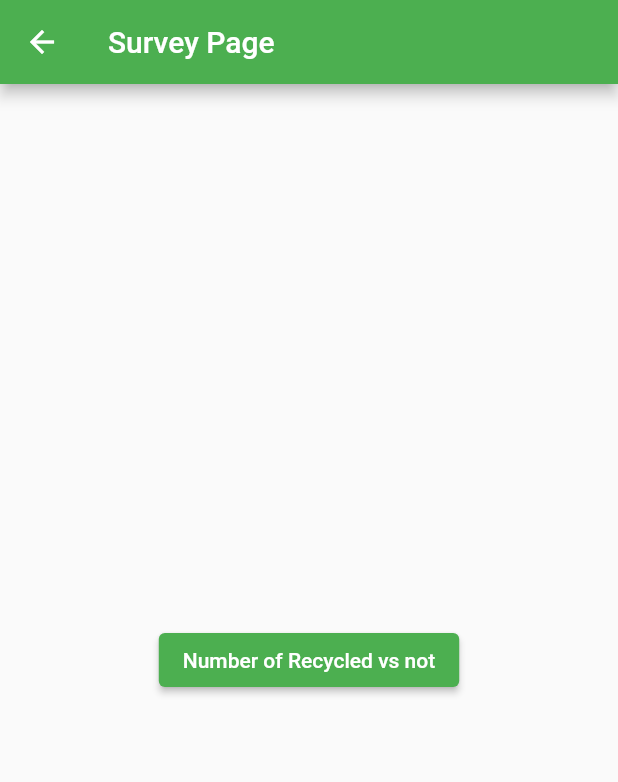
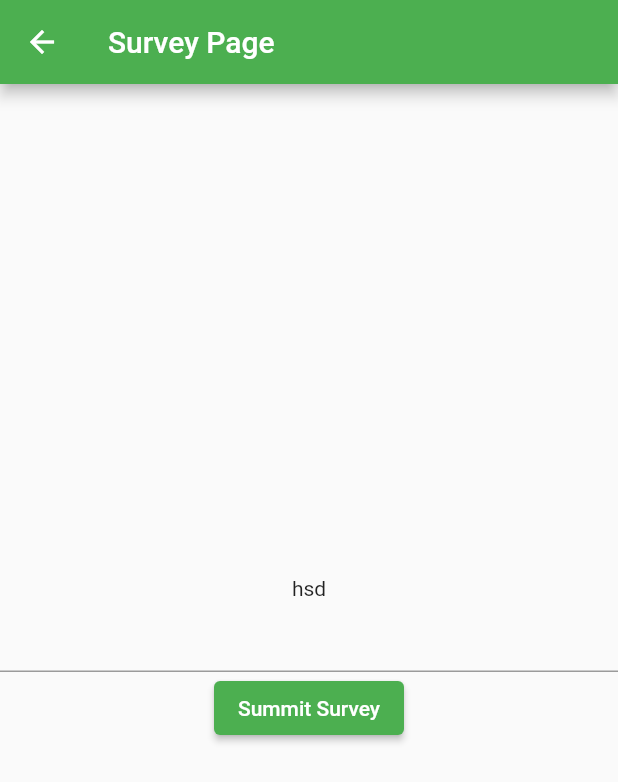
Before and after one commit to ekam-g/montyHacks2022, a Flutter app: the screen it shows after launch, after a tap on "Take Survey", on a phone screen of 412 x 824 dp. Shown: the top 782 px of the screen. Run offline on Flutter 3.47's test engine with Material 2 defaults, Android fonts, the phone set to English and light mode, and no system bars; our stand-ins replace cloud_firestore, firebase_core; accounts and stored records are empty.

Commit message:
asdgasdgafasdf
sfadfasdf

```diff
--- a/lib/screens/Homepage.dart
+++ b/lib/screens/Homepage.dart
@@ -21,32 +21,47 @@ class _MyHomePageState extends State<MyHomePage> {
           mainAxisAlignment: MainAxisAlignment.center,
           children: <Widget>[
             const Spacer(),
-            ElevatedButton(
+            Expanded(
+              flex: 2,
+              child: SizedBox(
+                width: 200,
+                child: ElevatedButton(
                     onPressed: () {
                       Navigator.push(
                         context,
-                    MaterialPageRoute(builder: (context) => const display()),
+                        MaterialPageRoute(
+                            builder: (context) => const display()),
                       );
                     },
                     child: const Text('Number of Recycled vs not')),
+              ),
+            ),
             const Spacer(),
-            ElevatedButton(
+            Expanded(
+              flex: 2,
+              child: SizedBox(
+                width: 200,
+                child: ElevatedButton(
                     onPressed: () {
                       Navigator.push(
                         context,
-                    MaterialPageRoute(builder: (context) => const peopleadd()),
+                        MaterialPageRoute(
+                            builder: (context) => const peopleadd()),
                       );
                     },
                     child: const Text('Take Survey')),
+              ),
+            ),
             const Spacer(),
           ],
         ),
       ),
-      floatingActionButton: const FloatingActionButton(
-        onPressed: null,
-        tooltip: 'Increment',
-        child: Icon(Icons.add),
-      ),
+      //add if you want to add a floating action button
+      // floatingActionButton: const FloatingActionButton(
+      //   onPressed: null,
+      //   tooltip: 'Increment',
+      //   child: Icon(Icons.add),
+      // ),
     );
   }
 }
--- a/lib/screens/datadispaypage.dart
+++ b/lib/screens/datadispaypage.dart
@@ -69,7 +69,6 @@ class _display extends State<display> {
           ],
         ),
       ),
-
     );
   }
 }
--- a/lib/screens/peopleadd.dart
+++ b/lib/screens/peopleadd.dart
@@ -1,12 +1,16 @@
 import 'package:flutter/material.dart';
 
 class peopleadd extends StatefulWidget {
-  const peopleadd({Key? key,}) : super(key: key);
+  const peopleadd({
+    Key? key,
+  }) : super(key: key);
   @override
   State<peopleadd> createState() => _peopleadd();
 }
 
 class _peopleadd extends State<peopleadd> {
+  final myController = TextEditingController();
+
   @override
   Widget build(BuildContext context) {
     return Scaffold(
@@ -17,15 +21,18 @@ class _peopleadd extends State<peopleadd> {
         child: Column(
           mainAxisAlignment: MainAxisAlignment.center,
           children: <Widget>[
+            const Text("hsd"),
+            TextField(
+              controller: myController,
+            ),
             ElevatedButton(
                 onPressed: () {
                   null;
                 },
-                child: const Text('Number of Recycled vs not')),
+                child: const Text('Summit Survey')),
           ],
         ),
       ),
-
     );
   }
 }
```
Lines whose indentation alone changed are shown as unchanged.
